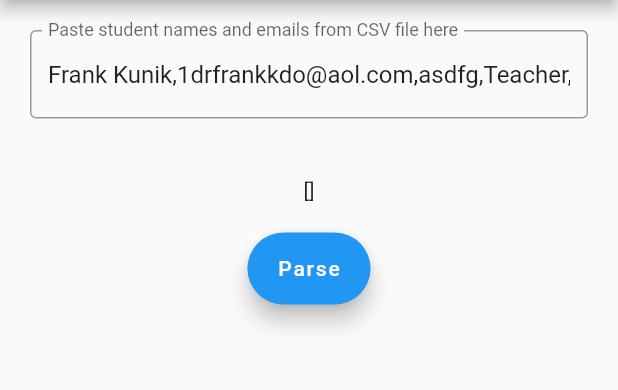
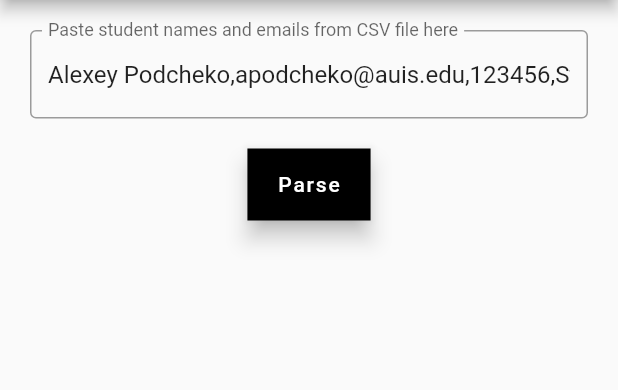
Before and after one commit to snxz21/type_only, a Flutter app: the ParserScreen screen opened directly, on a phone screen of 412 x 824 dp, the part 84-474 px from its top. Run offline on Flutter 3.47's test engine with Material 2 defaults, Android fonts, the phone set to English and light mode, and no system bars; our stand-ins replace bloc, cloud_firestore, equatable, firebase_auth, firebase_core, flutter_bloc and 2 more; missing offline and left inert: cloud_firestore_web, dart:html, firebase_auth_web, firebase_core_web; accounts and stored records are empty.

Commit message:
small update

```diff
--- a/lib/user_registration/registration_screen.dart
+++ b/lib/user_registration/registration_screen.dart
@@ -75,7 +75,7 @@ class _ParserScreenState extends State<ParserScreen> {
   @override
   void initState() {
     super.initState();
-    nameController.text = "Frank Kunik,1drfrankkdo@aol.com,asdfg,Teacher,& "
+    nameController.text =
         "Alexey Podcheko,apodcheko@auis.edu,123456,Student,& "
         "John Smith,jsmith11@auis.edu,456567,Student";
   }
@@ -104,17 +104,18 @@ class _ParserScreenState extends State<ParserScreen> {
                     labelText: 'Paste student names and emails from CSV file here',
                   ),
                 )),
-            Container(
-              margin: EdgeInsets.all(20),
-              child: Text(finalList.toString()),
-            ),
-            FloatingActionButton.extended(
+                       FloatingActionButton.extended(
               onPressed: () {
                 parser(nameController.text);
                 setState(() {});
               },
               label: Text("Parse"),
-              heroTag: "ljndsfbkljndsbflkjnzdbfkjn",
+              heroTag: "Parsing Button",
+              shape: RoundedRectangleBorder(
+                  borderRadius: BorderRadius.all(Radius.circular(0))
+              ),
+              backgroundColor: Colors.black,
+
             ),
             Expanded(
               child: ListView.builder(
```
Also changed, not shown: 3 other files.
